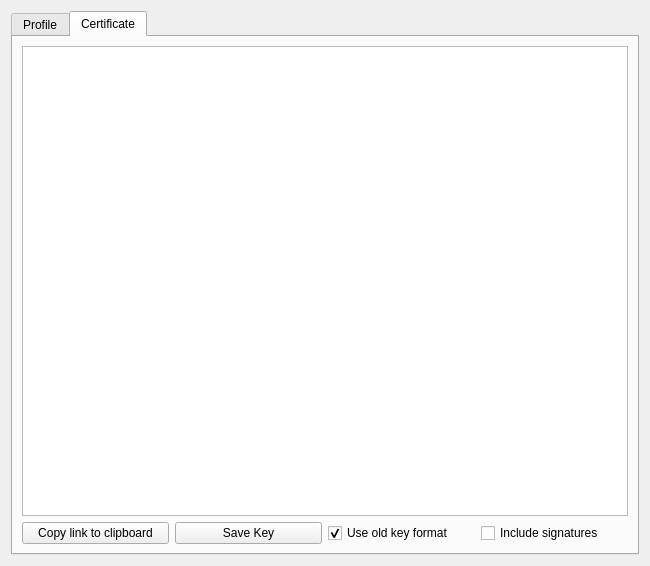
First picture: the form in retroshare-gui/src/gui/settings/CryptoPage.ui, repository RetroShare/RetroShare, before the edit.
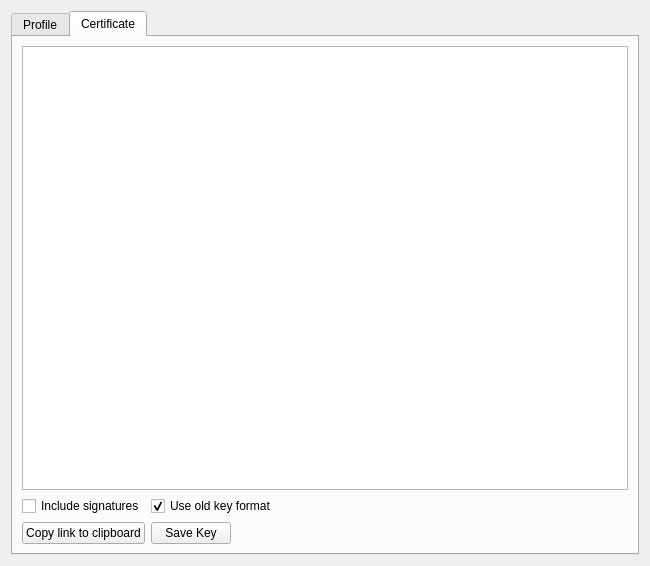
Second picture: the form after the edit. The open tabs and pages were chosen to show the change. Icons and pictures are not drawn.

Commit message: Fixed online time in profile widget. Fixed width of settings dialog.

```diff
--- a/retroshare-gui/src/gui/settings/CryptoPage.ui
+++ b/retroshare-gui/src/gui/settings/CryptoPage.ui
@@ -440,17 +440,60 @@
       </attribute>
       <layout class="QVBoxLayout" name="verticalLayout">
        <item>
-        <widget class="QTextEdit" name="certtextEdit">
+        <widget class="QPlainTextEdit" name="certplainTextEdit">
          <property name="font">
           <font>
-           <kerning>false</kerning>
+           <family>Courier New</family>
           </font>
          </property>
-         <property name="acceptRichText">
-          <bool>false</bool>
+         <property name="tabChangesFocus">
+          <bool>true</bool>
+         </property>
+         <property name="lineWrapMode">
+          <enum>QPlainTextEdit::NoWrap</enum>
+         </property>
+         <property name="readOnly">
+          <bool>true</bool>
+         </property>
+         <property name="textInteractionFlags">
+          <set>Qt::TextSelectableByKeyboard|Qt::TextSelectableByMouse</set>
          </property>
         </widget>
        </item>
+       <item>
+        <layout class="QHBoxLayout" name="horizontalLayout_3">
+         <item>
+          <widget class="QCheckBox" name="_includeSignatures_CB">
+           <property name="text">
+            <string>Include signatures</string>
+           </property>
+          </widget>
+         </item>
+         <item>
+          <widget class="QCheckBox" name="_useOldFormat_CB">
+           <property name="text">
+            <string>Use old key format</string>
+           </property>
+           <property name="checked">
+            <bool>true</bool>
+           </property>
+          </widget>
+         </item>
+         <item>
+          <spacer name="horizontalSpacer_2">
+           <property name="orientation">
+            <enum>Qt::Horizontal</enum>
+           </property>
+           <property name="sizeHint" stdset="0">
+            <size>
+             <width>40</width>
+             <height>20</height>
+            </size>
+           </property>
+          </spacer>
+         </item>
+        </layout>
+       </item>
        <item>
         <layout class="QHBoxLayout" name="horizontalLayout">
          <item>
@@ -471,21 +514,17 @@
           </widget>
          </item>
          <item>
-          <widget class="QCheckBox" name="_useOldFormat_CB">
-           <property name="text">
-            <string>Use old key format</string>
+          <spacer name="horizontalSpacer_3">
+           <property name="orientation">
+            <enum>Qt::Horizontal</enum>
            </property>
-           <property name="checked">
-            <bool>true</bool>
+           <property name="sizeHint" stdset="0">
+            <size>
+             <width>40</width>
+             <height>20</height>
+            </size>
            </property>
-          </widget>
-         </item>
-         <item>
-          <widget class="QCheckBox" name="_includeSignatures_CB">
-           <property name="text">
-            <string>Include signatures</string>
-           </property>
-          </widget>
+          </spacer>
          </item>
         </layout>
        </item>
```
The commit also changes 5 other files.
